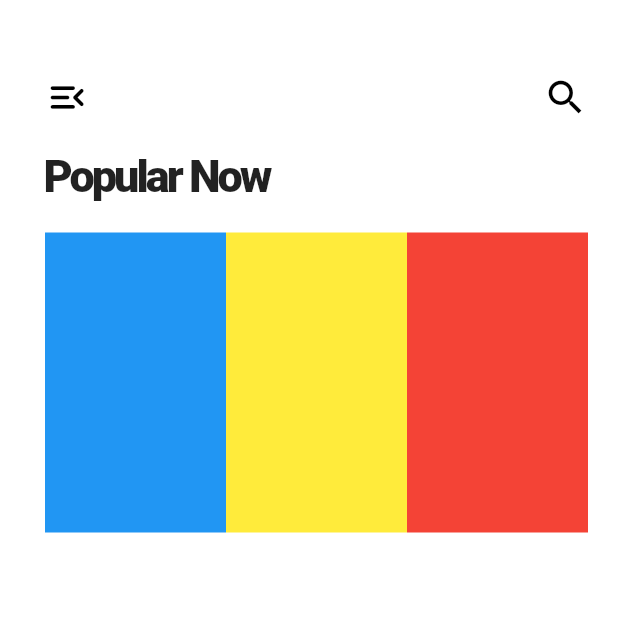
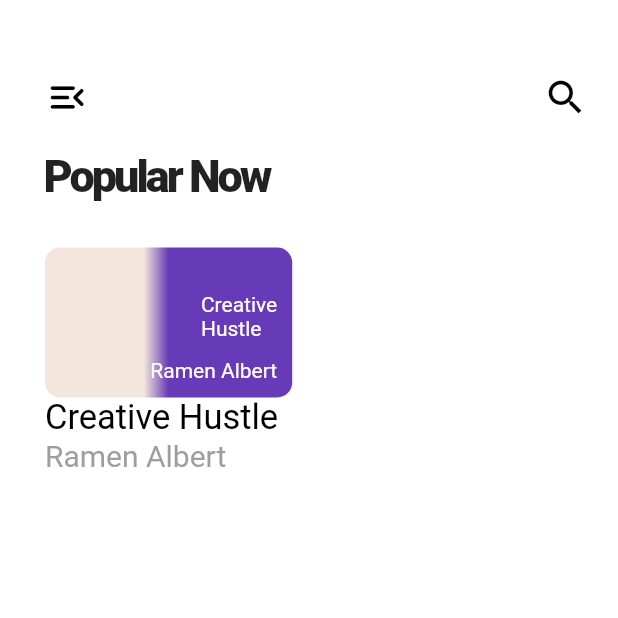
Before and after one commit to AbdulSattarSuleman/Brand-page-template, a Flutter app: the screen it shows after launch, on a phone screen of 412 x 824 dp, the top half of it. Run offline on Flutter 3.47's test engine with Material 2 defaults, Android fonts, the phone set to English and light mode, and no system bars; our stand-ins replace google_fonts; Roboto replaces fonts that are missing (Oxygen).

Commit message:
Brand Page Slider

```diff
--- a/lib/brand-page/brand_page.dart
+++ b/lib/brand-page/brand_page.dart
@@ -1,4 +1,5 @@
 import 'package:brand_template/brand-page/header.dart';
+import 'package:brand_template/main.dart';
 import 'package:brand_template/style.dart';
 import 'package:flutter/material.dart';
 
@@ -27,30 +28,72 @@ class BrandPage extends StatelessWidget {
                     height: 20,
                   ),
                   SizedBox(
-                    height: 200,
-                    child: Row(
+                      height: 190,
+                      child: ListView(children: [
+                        Padding(
+                          padding: const EdgeInsets.fromLTRB(0, 10, 10, 10),
+                          child: Column(
+                            crossAxisAlignment: CrossAxisAlignment.start,
                             children: [
-                        Expanded(
+                              SizedBox(
+                                height: 100,
+                                width: MediaQuery.of(context).size.width * 0.4,
                                 child: Container(
-                            width: MediaQuery.of(context).size.width * 0.4,
-                            decoration: BoxDecoration(color: Colors.blue),
+                                  constraints: BoxConstraints.expand(
+                                    width:
+                                        MediaQuery.of(context).size.width * 0.3,
+                                    height: 100,
                                   ),
+                                  decoration: BoxDecoration(
+                                    gradient: LinearGradient(
+                                        // begin: Alignment.topCenter,
+                                        // end: Alignment.bottomLeft,
+                                        stops: [0.4, 0.5],
+                                        tileMode: TileMode.clamp,
+                                        colors: [
+                                          creamColor,
+                                          Colors.deepPurple
+                                        ]),
+                                    // image: DecorationImage(
+                                    //   image: AssetImage('assets/images/mag1.png'),
+                                    //   fit: BoxFit.cover,
+                                    // ),
+                                    borderRadius:
+                                        BorderRadius.all(Radius.circular(10)),
                                   ),
-                        Expanded(
-                          child: Container(
-                            width: MediaQuery.of(context).size.width * 0.4,
-                            decoration: BoxDecoration(color: Colors.yellow),
-                          ),
-                        ),
-                        Expanded(
-                          child: Container(
-                            width: MediaQuery.of(context).size.width * 0.4,
-                            decoration: BoxDecoration(color: Colors.red),
-                          ),
+                                  child: Stack(
+                                    children: const [
+                                      Positioned(
+                                          top: 30,
+                                          right: 10,
+                                          child: Text(
+                                            'Creative\nHustle',
+                                            style:
+                                                TextStyle(color: Colors.white),
+                                          )),
+                                      Positioned(
+                                        child: Text('Ramen Albert',
+                                            style:
+                                                TextStyle(color: Colors.white)),
+                                        bottom: 10,
+                                        right: 10,
                                       ),
                                     ],
                                   ),
+                                ),
+                              ),
+                              Text(
+                                'Creative Hustle',
+                                style: brandName,
+                              ),
+                              Text(
+                                'Ramen Albert',
+                                style: authorName,
                               )
+                            ],
+                          ),
+                        ),
+                      ]))
                 ],
               ),
             )
--- a/lib/main.dart
+++ b/lib/main.dart
@@ -14,7 +14,9 @@ class MyApp extends StatelessWidget {
   @override
   Widget build(BuildContext context) {
     return MaterialApp(
-      theme: ThemeData(primarySwatch: customColor),
+      theme: ThemeData(
+          primarySwatch: customColor,
+          visualDensity: VisualDensity.adaptivePlatformDensity),
       debugShowCheckedModeBanner: false,
       home: BrandPage(),
     );
--- a/lib/style.dart
+++ b/lib/style.dart
@@ -8,17 +8,28 @@ TextStyle titleStyle = GoogleFonts.oxygen(
   letterSpacing: -2,
 );
 
+Color creamColor = Color(0xfff3e6dd);
+Color darkCream = Color(0xffede1d7);
 TextStyle brandPurpleColor = const TextStyle(color: Color(0xff443d8b));
 
+TextStyle brandName = TextStyle(
+  color: Colors.black,
+  fontSize: 23,
+);
+
+TextStyle authorName = TextStyle(
+  color: Colors.grey,
+  fontSize: 20,
+);
 Map<int, Color> colorCodes = {
-  50: Color.fromRGBO(255, 82, 82, .1),
-  100: Color.fromRGBO(255, 82, 82, .2),
-  200: Color.fromRGBO(255, 82, 82, .3),
-  300: Color.fromRGBO(255, 82, 82, .4),
-  400: Color.fromRGBO(255, 82, 82, .5),
-  500: Color.fromRGBO(255, 82, 82, .6),
-  600: Color.fromRGBO(255, 82, 82, .7),
-  700: Color.fromRGBO(255, 82, 82, .8),
-  800: Color.fromRGBO(255, 82, 82, .9),
-  900: Color.fromRGBO(255, 82, 82, 1),
+  50: Color.fromRGBO(68, 61, 139, .1),
+  100: Color.fromRGBO(68, 61, 139, .2),
+  200: Color.fromRGBO(68, 61, 139, .3),
+  300: Color.fromRGBO(68, 61, 139, .4),
+  400: Color.fromRGBO(68, 61, 139, .5),
+  500: Color.fromRGBO(68, 61, 139, .6),
+  600: Color.fromRGBO(68, 61, 139, .7),
+  700: Color.fromRGBO(68, 61, 139, .8),
+  800: Color.fromRGBO(68, 61, 139, .9),
+  900: Color.fromRGBO(68, 61, 139, 1),
 };
```
Also changed, not shown: assets/images/mag1.png (added), assets/images/mag2.png (added), assets/images/mag5.png (added). Lines whose indentation alone changed are shown as unchanged.
